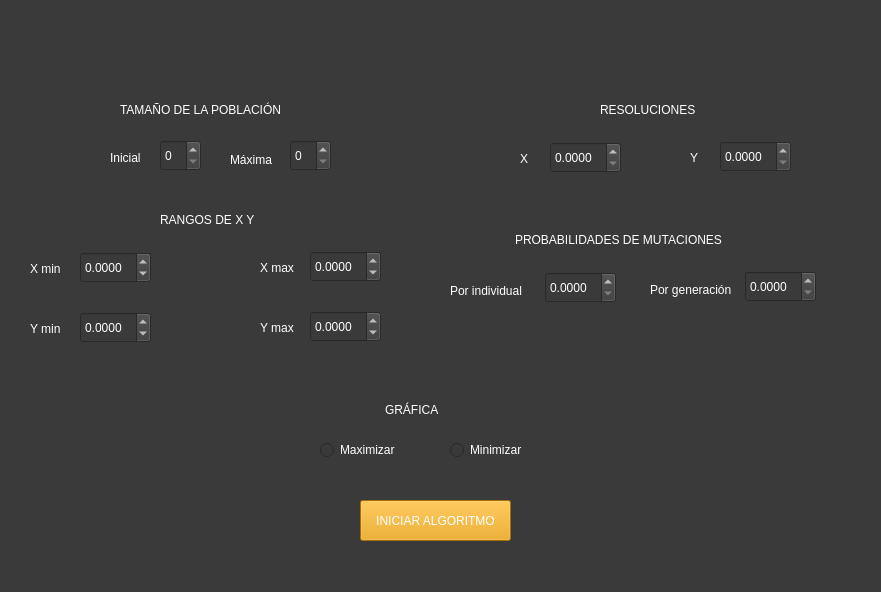
Old version of the form Views/main.ui in the repository JuanChandoqui/IA-C1-A2.
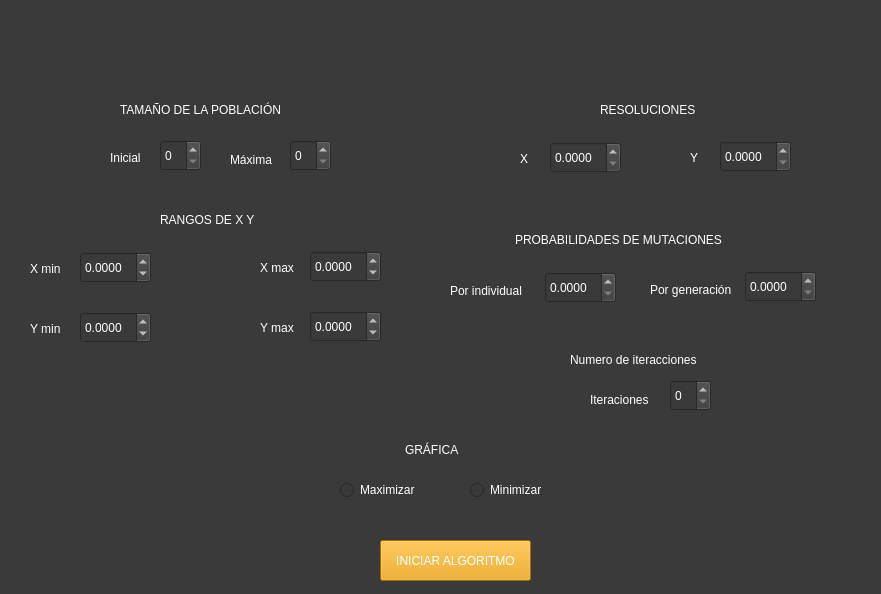
New version of the form.

The edit to the form file:
```diff
--- a/Views/main.ui
+++ b/Views/main.ui
@@ -7,7 +7,7 @@
     <x>0</x>
     <y>0</y>
     <width>881</width>
-    <height>592</height>
+    <height>594</height>
    </rect>
   </property>
   <property name="windowTitle">
@@ -357,8 +357,8 @@
    <widget class="QPushButton" name="pushButton">
     <property name="geometry">
      <rect>
-      <x>360</x>
-      <y>500</y>
+      <x>380</x>
+      <y>540</y>
       <width>151</width>
       <height>41</height>
      </rect>
@@ -374,8 +374,8 @@
    <widget class="QRadioButton" name="radioButton_Maximizar">
     <property name="geometry">
      <rect>
-      <x>320</x>
-      <y>440</y>
+      <x>340</x>
+      <y>480</y>
       <width>95</width>
       <height>20</height>
      </rect>
@@ -390,8 +390,8 @@
    <widget class="QLabel" name="label_12">
     <property name="geometry">
      <rect>
-      <x>385</x>
-      <y>400</y>
+      <x>405</x>
+      <y>440</y>
       <width>71</width>
       <height>20</height>
      </rect>
@@ -413,8 +413,8 @@
    <widget class="QRadioButton" name="radioButton_Minimizar">
     <property name="geometry">
      <rect>
-      <x>450</x>
-      <y>440</y>
+      <x>470</x>
+      <y>480</y>
       <width>95</width>
       <height>20</height>
      </rect>
@@ -525,6 +525,58 @@
      <string>Por generación</string>
     </property>
    </widget>
+   <widget class="QLabel" name="label_16">
+    <property name="geometry">
+     <rect>
+      <x>570</x>
+      <y>350</y>
+      <width>181</width>
+      <height>20</height>
+     </rect>
+    </property>
+    <property name="layoutDirection">
+     <enum>Qt::LeftToRight</enum>
+    </property>
+    <property name="styleSheet">
+     <string notr="true">color: rgb(255, 255, 255);
+font: 75 10pt &quot;MS Shell Dlg 2&quot;;</string>
+    </property>
+    <property name="text">
+     <string>Numero de iteracciones</string>
+    </property>
+    <property name="scaledContents">
+     <bool>false</bool>
+    </property>
+   </widget>
+   <widget class="QSpinBox" name="spinBox_numIteraciones">
+    <property name="geometry">
+     <rect>
+      <x>670</x>
+      <y>380</y>
+      <width>41</width>
+      <height>31</height>
+     </rect>
+    </property>
+    <property name="styleSheet">
+     <string notr="true">color: rgb(255, 255, 255);</string>
+    </property>
+   </widget>
+   <widget class="QLabel" name="label_17">
+    <property name="geometry">
+     <rect>
+      <x>590</x>
+      <y>390</y>
+      <width>71</width>
+      <height>20</height>
+     </rect>
+    </property>
+    <property name="styleSheet">
+     <string notr="true">color: rgb(255, 255, 255);</string>
+    </property>
+    <property name="text">
+     <string>Iteraciones</string>
+    </property>
+   </widget>
   </widget>
  </widget>
  <resources/>
```
